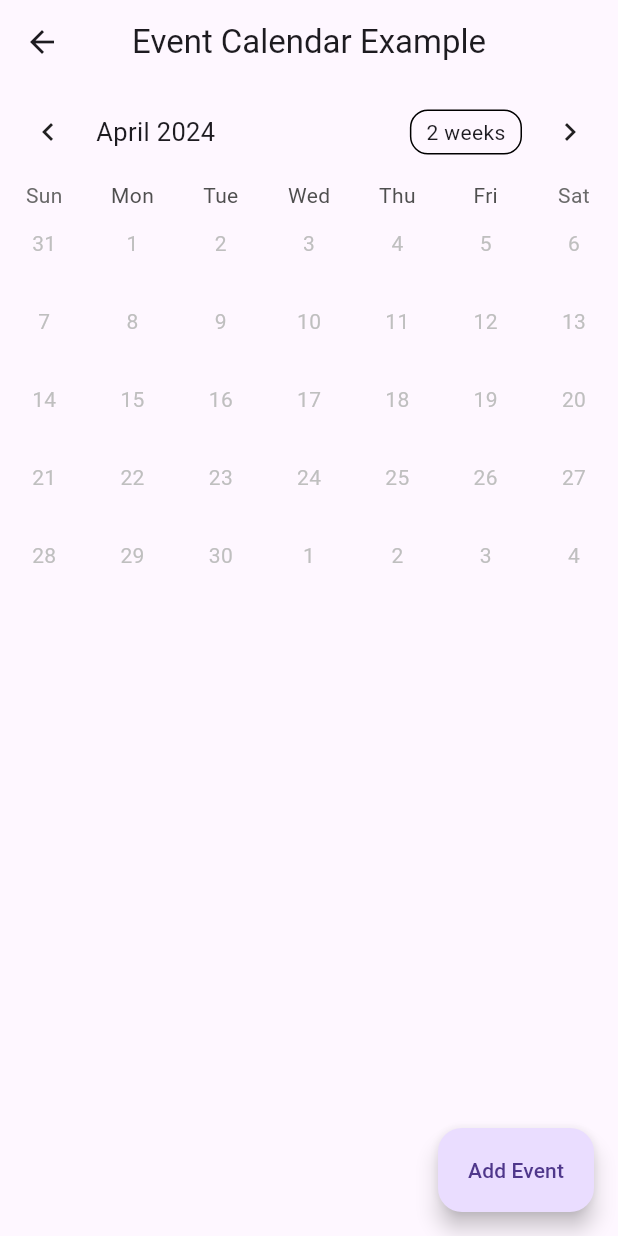
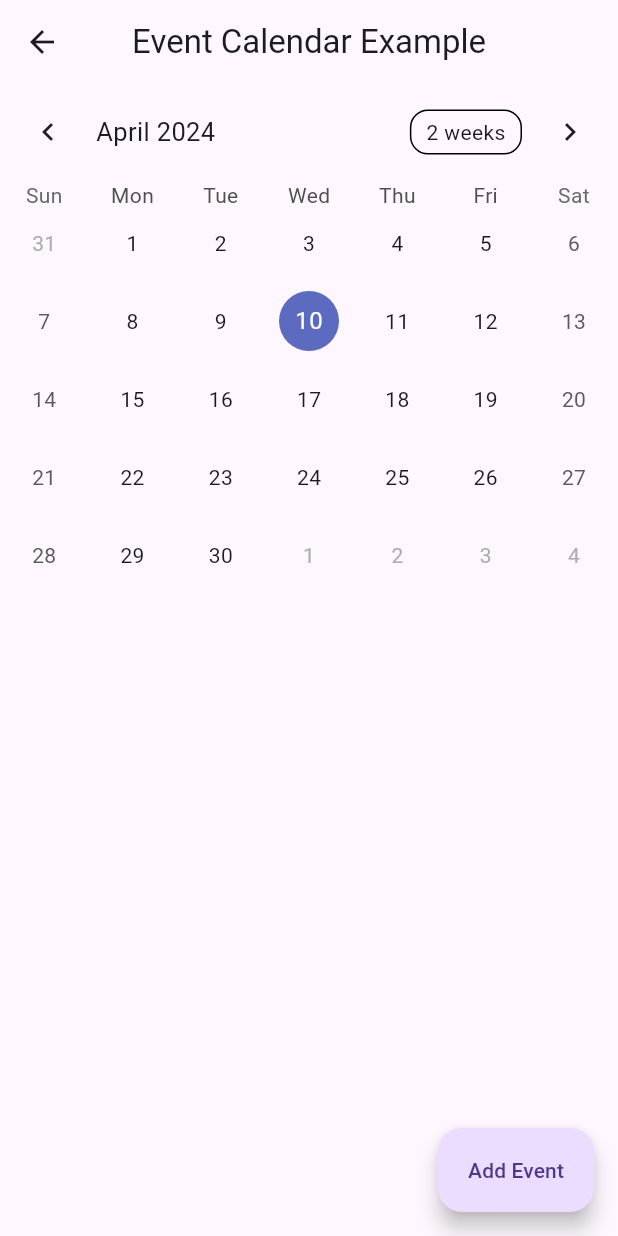
Before and after one commit to Sarthak0722/PblNewpApp, a Flutter app: the EventCalendarScreen screen opened directly, on a phone screen of 412 x 824 dp. Run offline on Flutter 3.47's test engine with Material 3 defaults, Android fonts, the phone set to English and light mode, and no system bars; drawn by our look-alikes of table_calendar; our stand-ins replace cloud_firestore, file_picker, firebase_auth, firebase_core, image_picker, open_file and 1 more; missing offline and left inert: animate_gradient; accounts and stored records are empty; network calls fail.

Commit message:
Schedule Fixed

```diff
--- a/lib/event_calendar.dart
+++ b/lib/event_calendar.dart
@@ -140,7 +140,7 @@ class _EventCalendarScreenState extends State<EventCalendarScreen> {
         children: [
           TableCalendar(
             firstDay: DateTime(2022),
-            lastDay: DateTime(2023, 12, 31), // Updated last day
+            lastDay: DateTime(2024, 12, 31), // Updated last day
             focusedDay: _focusedDay,
             calendarFormat: _calendarFormat,
             onDaySelected: (selectedDay, focusedDay) {
```
